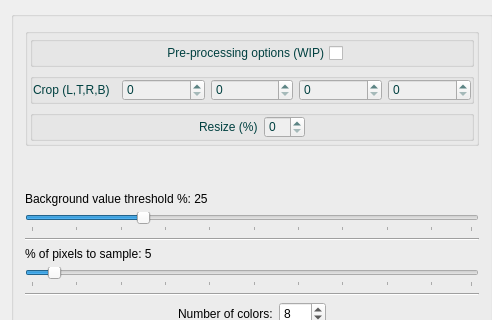
Qt form noteshrinkdialog.ui (clapautius/noteshrink-qt) before a commit; both pictures show x 0 to 492 and y 0 to 320 of the 992 by 800 pixel window.
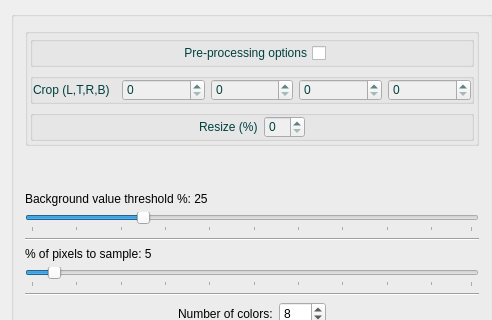
The same form after that commit.

Commit message:
Working on pre-processing.
Implemented pre-processing for preview.

The edit to the form file:
```diff
--- a/noteshrinkdialog.ui
+++ b/noteshrinkdialog.ui
@@ -98,7 +98,7 @@
                  <enum>Qt::RightToLeft</enum>
                 </property>
                 <property name="text">
-                 <string>Pre-processing options (WIP)</string>
+                 <string>Pre-processing options</string>
                 </property>
                </widget>
               </item>
```
Left out of the diff: 28 changed lines with no effect on the pictures. The commit also changes 2 other files.
